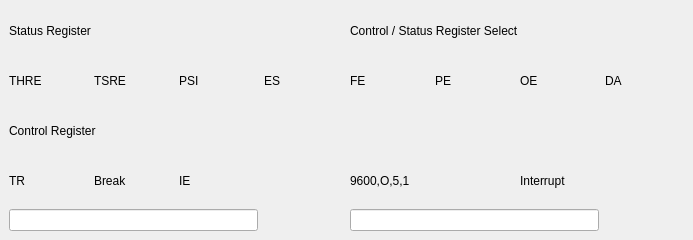
Old version of the form uart.ui in the repository Mark-Clegg/EM1802.
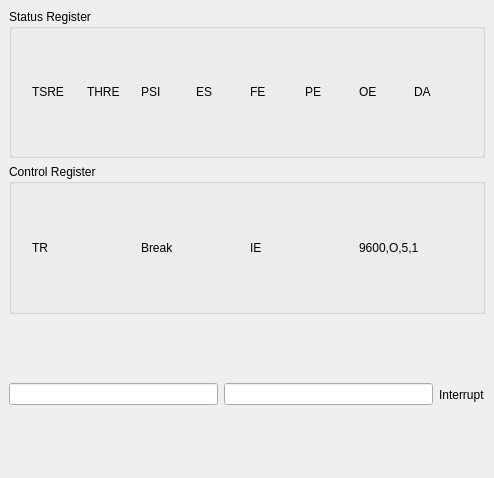
New version of the form. Custom widgets are drawn as their Qt base class.

What changed in the file:
```diff
--- a/uart.ui
+++ b/uart.ui
@@ -6,8 +6,8 @@
    <rect>
     <x>0</x>
     <y>0</y>
-    <width>693</width>
-    <height>240</height>
+    <width>494</width>
+    <height>478</height>
    </rect>
   </property>
   <property name="features">
@@ -17,34 +17,39 @@
    <string>CDP1854 Programmable UART</string>
   </property>
   <widget class="QWidget" name="dockWidgetContents">
-   <layout class="QGridLayout" name="gridLayout_2">
-    <item row="3" column="0">
-     <widget class="IndicatorLED" name="TR">
+   <layout class="QVBoxLayout" name="verticalLayout">
+    <item>
+     <widget class="QGroupBox" name="groupBox">
+      <property name="title">
+       <string>Status Register</string>
+      </property>
+      <layout class="QHBoxLayout" name="horizontalLayout">
+       <item>
+        <widget class="QLabel" name="StatusLIndicator">
+         <property name="sizePolicy">
+          <sizepolicy hsizetype="Preferred" vsizetype="Preferred">
+           <horstretch>0</horstretch>
+           <verstretch>0</verstretch>
+          </sizepolicy>
+         </property>
       <property name="minimumSize">
        <size>
-        <width>0</width>
-        <height>22</height>
-       </size>
-      </property>
-      <property name="text">
-       <string>TR</string>
-      </property>
-     </widget>
-    </item>
-    <item row="1" column="0">
-     <widget class="IndicatorLED" name="THRE">
-      <property name="minimumSize">
+           <width>5</width>
+           <height>30</height>
+          </size>
+         </property>
+         <property name="maximumSize">
        <size>
-        <width>0</width>
-        <height>22</height>
+           <width>5</width>
+           <height>30</height>
        </size>
       </property>
       <property name="text">
-       <string>THRE</string>
+          <string/>
       </property>
      </widget>
     </item>
-    <item row="1" column="1">
+       <item>
      <widget class="IndicatorLED" name="TSRE">
       <property name="minimumSize">
        <size>
@@ -57,8 +62,8 @@
       </property>
      </widget>
     </item>
-    <item row="3" column="2">
-     <widget class="IndicatorLED" name="IE">
+       <item>
+        <widget class="IndicatorLED" name="THRE">
       <property name="minimumSize">
        <size>
         <width>0</width>
@@ -66,11 +71,11 @@
        </size>
       </property>
       <property name="text">
-       <string>IE</string>
+          <string>THRE</string>
       </property>
      </widget>
     </item>
-    <item row="1" column="2">
+       <item>
      <widget class="IndicatorLED" name="PSI">
       <property name="minimumSize">
        <size>
@@ -83,20 +88,7 @@
       </property>
      </widget>
     </item>
-    <item row="3" column="1">
-     <widget class="IndicatorLED" name="Break">
-      <property name="minimumSize">
-       <size>
-        <width>0</width>
-        <height>22</height>
-       </size>
-      </property>
-      <property name="text">
-       <string>Break</string>
-      </property>
-     </widget>
-    </item>
-    <item row="1" column="3">
+       <item>
      <widget class="IndicatorLED" name="ES">
       <property name="minimumSize">
        <size>
@@ -109,7 +101,7 @@
       </property>
      </widget>
     </item>
-    <item row="1" column="4">
+       <item>
      <widget class="IndicatorLED" name="FE">
       <property name="minimumSize">
        <size>
@@ -122,7 +114,7 @@
       </property>
      </widget>
     </item>
-    <item row="1" column="5">
+       <item>
      <widget class="IndicatorLED" name="PE">
       <property name="minimumSize">
        <size>
@@ -135,7 +127,7 @@
       </property>
      </widget>
     </item>
-    <item row="1" column="6">
+       <item>
      <widget class="IndicatorLED" name="OE">
       <property name="minimumSize">
        <size>
@@ -148,7 +140,7 @@
       </property>
      </widget>
     </item>
-    <item row="1" column="7">
+       <item>
      <widget class="IndicatorLED" name="DA">
       <property name="minimumSize">
        <size>
@@ -161,75 +153,154 @@
       </property>
      </widget>
     </item>
-    <item row="0" column="0" colspan="3">
-     <widget class="QLabel" name="label">
+       <item>
+        <widget class="QLabel" name="StatusRIndicator">
       <property name="minimumSize">
        <size>
-        <width>0</width>
-        <height>22</height>
-       </size>
-      </property>
-      <property name="text">
-       <string>Status Register</string>
-      </property>
-     </widget>
-    </item>
-    <item row="2" column="0" colspan="3">
-     <widget class="QLabel" name="label_2">
-      <property name="minimumSize">
+           <width>5</width>
+           <height>30</height>
+          </size>
+         </property>
+         <property name="maximumSize">
        <size>
-        <width>0</width>
-        <height>22</height>
+           <width>5</width>
+           <height>30</height>
        </size>
       </property>
       <property name="text">
+          <string/>
+         </property>
+        </widget>
+       </item>
+      </layout>
+     </widget>
+    </item>
+    <item>
+     <widget class="QGroupBox" name="groupBox_2">
+      <property name="title">
        <string>Control Register</string>
       </property>
-     </widget>
-    </item>
-    <item row="0" column="4" colspan="4">
-     <widget class="IndicatorLED" name="RSel">
+      <layout class="QHBoxLayout" name="horizontalLayout_2">
+       <item>
+        <widget class="QLabel" name="ControlLIndicator">
       <property name="minimumSize">
        <size>
-        <width>0</width>
-        <height>22</height>
-       </size>
-      </property>
-      <property name="toolTip">
+           <width>5</width>
+           <height>30</height>
+          </size>
+         </property>
+         <property name="maximumSize">
+          <size>
+           <width>5</width>
+           <height>30</height>
+          </size>
+         </property>
+         <property name="text">
        <string/>
       </property>
+        </widget>
+       </item>
+       <item>
+        <widget class="IndicatorLED" name="TR">
+         <property name="minimumSize">
+          <size>
+           <width>0</width>
+           <height>22</height>
+          </size>
+         </property>
+         <property name="toolTip">
+          <string>Transmit Request</string>
+         </property>
       <property name="text">
-       <string>Control / Status Register Select</string>
+          <string>TR</string>
       </property>
      </widget>
     </item>
-    <item row="4" column="0" colspan="3">
-     <widget class="Register" name="TxHR">
-      <property name="readOnly">
-       <bool>true</bool>
-      </property>
-     </widget>
-    </item>
-    <item row="4" column="4" colspan="3">
-     <widget class="Register" name="RxHR">
-      <property name="readOnly">
-       <bool>true</bool>
-      </property>
-     </widget>
-    </item>
-    <item row="3" column="4" colspan="2">
+       <item>
+        <widget class="IndicatorLED" name="Break">
+         <property name="minimumSize">
+          <size>
+           <width>0</width>
+           <height>22</height>
+          </size>
+         </property>
+         <property name="toolTip">
+          <string>Line Break</string>
+         </property>
+         <property name="text">
+          <string>Break</string>
+         </property>
+        </widget>
+       </item>
+       <item>
+        <widget class="IndicatorLED" name="IE">
+         <property name="minimumSize">
+          <size>
+           <width>0</width>
+           <height>22</height>
+          </size>
+         </property>
+         <property name="toolTip">
+          <string>Interrupt Enable</string>
+         </property>
+         <property name="text">
+          <string>IE</string>
+         </property>
+        </widget>
+       </item>
+       <item>
      <widget class="QLabel" name="Format">
       <property name="text">
        <string>9600,O,5,1</string>
       </property>
      </widget>
     </item>
-    <item row="3" column="6" colspan="2">
+       <item>
+        <widget class="QLabel" name="ControlRIndicator">
+         <property name="minimumSize">
+          <size>
+           <width>5</width>
+           <height>30</height>
+          </size>
+         </property>
+         <property name="maximumSize">
+          <size>
+           <width>5</width>
+           <height>30</height>
+          </size>
+         </property>
+         <property name="text">
+          <string/>
+         </property>
+        </widget>
+       </item>
+      </layout>
+     </widget>
+    </item>
+    <item>
+     <layout class="QHBoxLayout" name="horizontalLayout_3">
+      <item>
+       <widget class="Register" name="TxHR">
+        <property name="readOnly">
+         <bool>true</bool>
+        </property>
+       </widget>
+      </item>
+      <item>
+       <widget class="Register" name="RxHR">
+        <property name="readOnly">
+         <bool>true</bool>
+        </property>
+       </widget>
+      </item>
+      <item>
      <widget class="IndicatorLED" name="InterruptFlag">
       <property name="text">
        <string>Interrupt</string>
       </property>
      </widget>
+      </item>
+     </layout>
     </item>
    </layout>
   </widget>
```
Left out of the diff: 27 changed lines with no effect on the pictures. Lines whose indentation alone changed are shown as unchanged.
